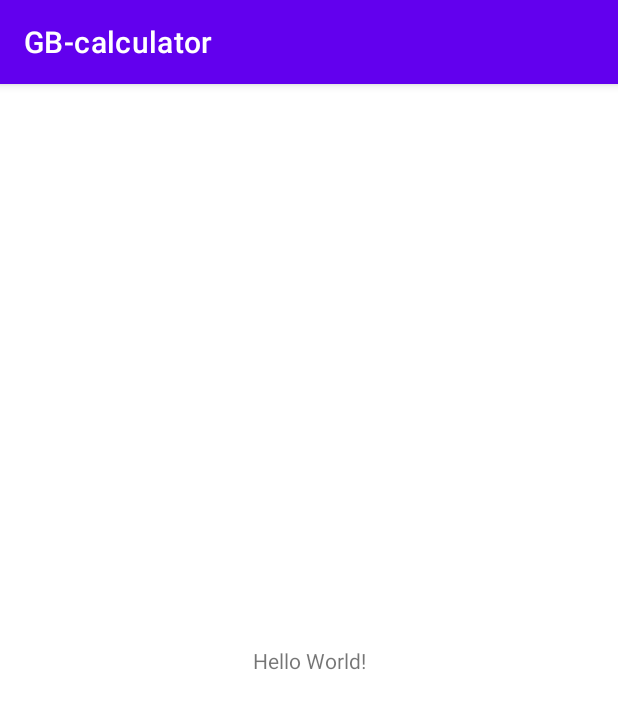
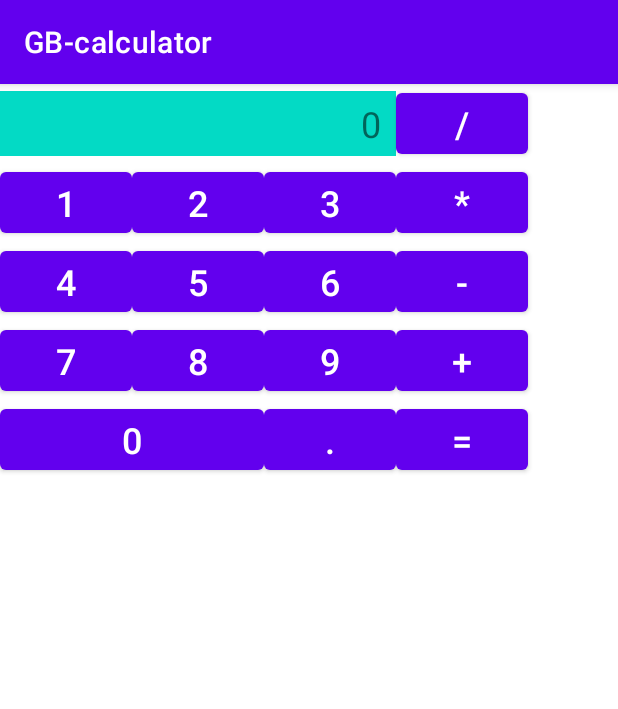
Before and after one commit to Gravitana/GB-2-02h-calculator, an Android app: the screen it shows after launch (MainActivity), on a phone screen of 412 x 824 dp. Shown: the top 709 px of the screen. Run offline under Robolectric (Android 15) with nearby library versions, the phone set to English and light mode, and no system bars.

Commit message:
GridLayout for display buttons

```diff
--- a/app/src/main/res/layout/activity_main.xml
+++ b/app/src/main/res/layout/activity_main.xml
@@ -1,18 +1,135 @@
 <?xml version="1.0" encoding="utf-8"?>
-<androidx.constraintlayout.widget.ConstraintLayout xmlns:android="http://schemas.android.com/apk/res/android"
-    xmlns:app="http://schemas.android.com/apk/res-auto"
-    xmlns:tools="http://schemas.android.com/tools"
+<GridLayout xmlns:android="http://schemas.android.com/apk/res/android"
     android:layout_width="match_parent"
     android:layout_height="match_parent"
-    tools:context=".MainActivity">
+    android:layout_gravity="center"
+    android:columnCount="4">
 
     <TextView
+        android:id="@+id/text_result"
         android:layout_width="wrap_content"
         android:layout_height="wrap_content"
-        android:text="Hello World!"
-        app:layout_constraintBottom_toBottomOf="parent"
-        app:layout_constraintLeft_toLeftOf="parent"
-        app:layout_constraintRight_toRightOf="parent"
-        app:layout_constraintTop_toTopOf="parent" />
+        android:layout_columnSpan="3"
+        android:layout_gravity="fill_horizontal"
+        android:background="@color/teal_200"
+        android:gravity="end"
+        android:paddingVertical="@dimen/result_padding_v"
+        android:paddingHorizontal="@dimen/result_padding_h"
+        android:textSize="@dimen/button_digit"
+        android:text="@string/default_result_text" />
 
-</androidx.constraintlayout.widget.ConstraintLayout>
+    <Button
+        android:id="@+id/btn_division"
+        android:layout_width="wrap_content"
+        android:layout_height="wrap_content"
+        android:text="@string/btn_division"
+        android:textSize="@dimen/button_digit" />
+
+    <Button
+        android:id="@+id/btn_1"
+        android:layout_width="wrap_content"
+        android:layout_height="wrap_content"
+        android:text="@string/btn_1"
+        android:textSize="@dimen/button_digit" />
+
+    <Button
+        android:id="@+id/btn_2"
+        android:layout_width="wrap_content"
+        android:layout_height="wrap_content"
+        android:text="@string/btn_2"
+        android:textSize="@dimen/button_digit" />
+
+    <Button
+        android:id="@+id/btn_3"
+        android:layout_width="wrap_content"
+        android:layout_height="wrap_content"
+        android:text="@string/btn_3"
+        android:textSize="@dimen/button_digit" />
+
+    <Button
+        android:id="@+id/btn_multiplication"
+        android:layout_width="wrap_content"
+        android:layout_height="wrap_content"
+        android:text="@string/btn_multiplication"
+        android:textSize="@dimen/button_digit" />
+
+    <Button
+        android:id="@+id/btn_4"
+        android:layout_width="wrap_content"
+        android:layout_height="wrap_content"
+        android:text="@string/btn_4"
+        android:textSize="@dimen/button_digit" />
+
+    <Button
+        android:id="@+id/btn_5"
+        android:layout_width="wrap_content"
+        android:layout_height="wrap_content"
+        android:text="@string/btn_5"
+        android:textSize="@dimen/button_digit" />
+
+    <Button
+        android:id="@+id/btn_6"
+        android:layout_width="wrap_content"
+        android:layout_height="wrap_content"
+        android:text="@string/btn_6"
+        android:textSize="@dimen/button_digit" />
+
+    <Button
+        android:id="@+id/btn_minus"
+        android:layout_width="wrap_content"
+        android:layout_height="wrap_content"
+        android:text="@string/btn_minus"
+        android:textSize="@dimen/button_digit" />
+
+    <Button
+        android:id="@+id/btn_7"
+        android:layout_width="wrap_content"
+        android:layout_height="wrap_content"
+        android:text="@string/btn_7"
+        android:textSize="@dimen/button_digit" />
+
+    <Button
+        android:id="@+id/btn_8"
+        android:layout_width="wrap_content"
+        android:layout_height="wrap_content"
+        android:text="@string/btn_8"
+        android:textSize="@dimen/button_digit" />
+
+    <Button
+        android:id="@+id/btn_9"
+        android:layout_width="wrap_content"
+        android:layout_height="wrap_content"
+        android:text="@string/btn_9"
+        android:textSize="@dimen/button_digit" />
+
+    <Button
+        android:id="@+id/btn_plus"
+        android:layout_width="wrap_content"
+        android:layout_height="wrap_content"
+        android:text="@string/btn_plus"
+        android:textSize="@dimen/button_digit" />
+
+    <Button
+        android:id="@+id/btn_0"
+        android:layout_width="wrap_content"
+        android:layout_height="wrap_content"
+        android:layout_columnSpan="2"
+        android:layout_gravity="fill_horizontal"
+        android:text="@string/btn_0"
+        android:textSize="@dimen/button_digit" />
+
+    <Button
+        android:id="@+id/btn_dot"
+        android:layout_width="wrap_content"
+        android:layout_height="wrap_content"
+        android:text="@string/btn_dot"
+        android:textSize="@dimen/button_digit" />
+
+    <Button
+        android:id="@+id/btn_res"
+        android:layout_width="wrap_content"
+        android:layout_height="wrap_content"
+        android:text="@string/btn_result"
+        android:textSize="@dimen/button_digit" />
+
+</GridLayout>
--- /dev/null
+++ b/app/src/main/res/values/dimens.xml
@@ -0,0 +1,6 @@
+<?xml version="1.0" encoding="utf-8"?>
+<resources>
+    <dimen name="button_digit">24sp</dimen>
+    <dimen name="result_padding_v">5dp</dimen>
+    <dimen name="result_padding_h">10dp</dimen>
+</resources>
--- a/app/src/main/res/values/strings.xml
+++ b/app/src/main/res/values/strings.xml
@@ -1,3 +1,20 @@
 <resources>
     <string name="app_name">GB-calculator</string>
+    <string name="default_result_text">0</string>
+    <string name="btn_1">1</string>
+    <string name="btn_2">2</string>
+    <string name="btn_3">3</string>
+    <string name="btn_4">4</string>
+    <string name="btn_5">5</string>
+    <string name="btn_6">6</string>
+    <string name="btn_7">7</string>
+    <string name="btn_8">8</string>
+    <string name="btn_9">9</string>
+    <string name="btn_0">0</string>
+    <string name="btn_dot">.</string>
+    <string name="btn_plus">+</string>
+    <string name="btn_minus">-</string>
+    <string name="btn_multiplication">*</string>
+    <string name="btn_division">/</string>
+    <string name="btn_result">=</string>
 </resources>
```
